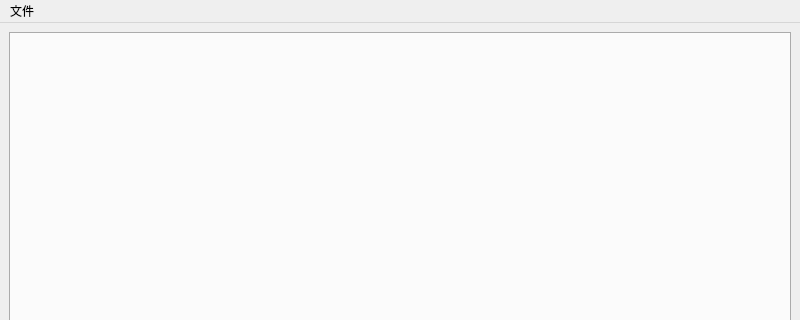
The window that app/res/view/main/self.ui (HsOjo/PyJSONEditor) describes before a commit, drawn with Qt 5; both pictures show x 0 to 800 and y 0 to 320 of the 800 by 600 pixel window.
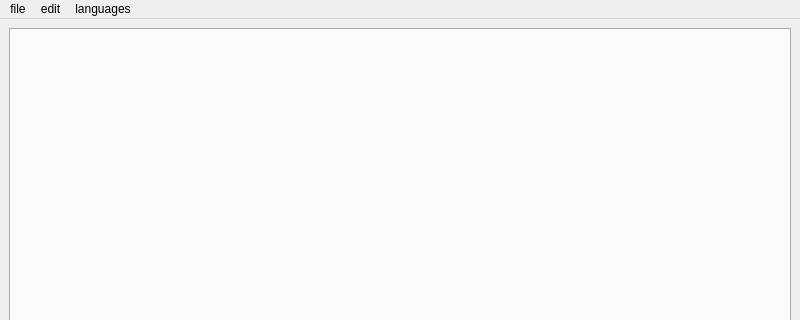
The same window after the commit.

Commit message: Support multi language switch.

Patch:
```diff
--- a/app/res/view/main/self.ui
+++ b/app/res/view/main/self.ui
@@ -31,13 +31,34 @@
    </property>
    <widget class="QMenu" name="m_file">
     <property name="title">
-     <string>文件</string>
+     <string>file</string>
     </property>
     <addaction name="a_open_file"/>
     <addaction name="a_save_file"/>
     <addaction name="a_close_file"/>
    </widget>
+   <widget class="QMenu" name="m_edit">
+    <property name="title">
+     <string>edit</string>
+    </property>
+    <addaction name="a_undo"/>
+    <addaction name="a_redo"/>
+    <addaction name="separator"/>
+    <addaction name="a_cut"/>
+    <addaction name="a_copy"/>
+    <addaction name="a_paste"/>
+    <addaction name="separator"/>
+    <addaction name="a_find"/>
+    <addaction name="a_replace"/>
+   </widget>
+   <widget class="QMenu" name="m_languages">
+    <property name="title">
+     <string>languages</string>
+    </property>
+   </widget>
    <addaction name="m_file"/>
+   <addaction name="m_edit"/>
+   <addaction name="m_languages"/>
   </widget>
   <widget class="QStatusBar" name="statusbar"/>
   <action name="a_open_file">
```
Left out of the diff: 72 changed lines with no effect on the pictures. The commit also changes 6 other files.
